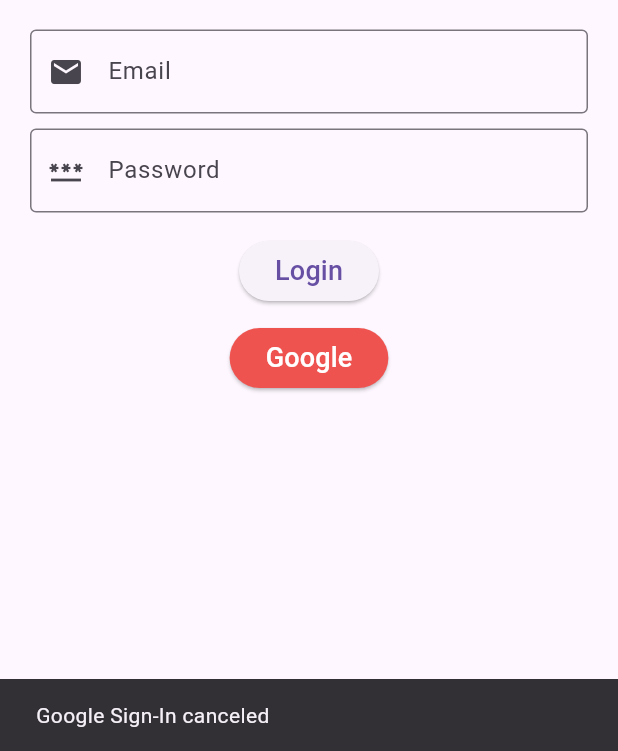
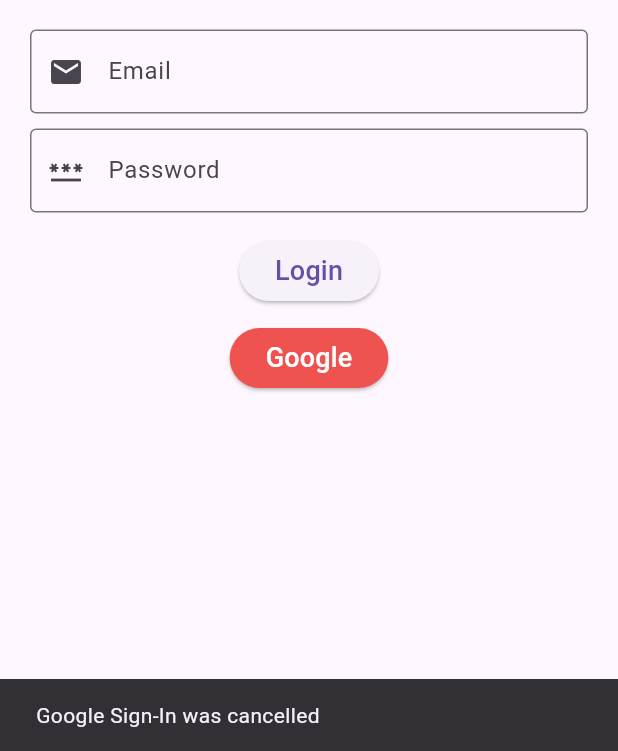
Before and after one commit to Taranymouse/Flutter_Projects, a Flutter app: the screen it shows after launch, after a tap on "Google", on a phone screen of 412 x 824 dp, the part 485-1236 px from its top. Run offline on Flutter 3.47's test engine with Material 3 defaults, Android fonts, the phone set to English and light mode, and no system bars; our stand-ins replace firebase_auth, firebase_core, google_sign_in; accounts and stored records are empty.

Commit message:
ปรับปรุง :แก้หน้า Profile และLogin โดยการใช้Providerเก็บข้อมูล และ ใช้ api เช็ค token และ บันทึกลงdatabase เมื่่อใช้ google login

```diff
--- a/lib/Login/Login.dart
+++ b/lib/Login/Login.dart
@@ -1,7 +1,9 @@
 import 'package:flutter/material.dart';
 import 'package:http/http.dart' as http;
 import 'dart:convert';
-import 'package:demoproject/Login/google_auth.dart';  // นำเข้า AuthService
+import 'package:demoproject/Login/google_auth.dart'; // นำเข้า AuthService
+import 'package:provider/provider.dart';
+import 'user_provider.dart';
 
 class LoginPage extends StatefulWidget {
   const LoginPage({super.key});
@@ -15,7 +17,8 @@ class _LoginPageState extends State<LoginPage> {
   final TextEditingController passwordController = TextEditingController();
 
   Future<List<Map<String, dynamic>>> fetchUsers() async {
-    final response = await http.get(Uri.parse('http://192.168.1.116:8000/users/'));
+    final response =
+        await http.get(Uri.parse('http://192.168.1.116:8000/users/'));
 
     if (response.statusCode == 200) {
       return List<Map<String, dynamic>>.from(jsonDecode(response.body));
@@ -24,48 +27,69 @@ class _LoginPageState extends State<LoginPage> {
     }
   }
 
-  Future<void> login(BuildContext context) async {
-    final email = emailController.text.trim();
-    final password = passwordController.text.trim();
-
-    if (email.isEmpty || password.isEmpty) {
-      ScaffoldMessenger.of(context).showSnackBar(
-        SnackBar(content: Text("กรุณากรอกข้อมูลให้ครบถ้วน")),
-      );
-      return;
-    }
-
-    try {
-      final users = await fetchUsers();
-      final user = users.firstWhere(
-        (user) => user['email'] == email && user['password'] == password,
-        orElse: () => {},
+Future<void> loginWithGoogle(BuildContext context) async {
+  final AuthService _authService = AuthService();
+  try {
+    // ล็อกอินผ่าน Google
+    final user = await _authService.signInWithGoogle();
+    if (user != null) {
+      final token = await user.getIdToken();  // ใช้ getIdToken() เพื่อดึง token
+      print("ID Token: $token");  // พิมพ์ token เพื่อตรวจสอบ
+      final verifyResponse = await http.post(
+        Uri.parse('http://192.168.1.116:8000/verify-token'),
+        headers: {'Content-Type': 'application/json'},
+        body: jsonEncode({'token': token}),
       );
 
-      if (user.isNotEmpty) {
-        ScaffoldMessenger.of(context).showSnackBar(
-          SnackBar(
-              content: Text("Welcome ${user['email']}! Role: ${user['role']}")),
+      if (verifyResponse.statusCode == 200) {
+        final verifyData = jsonDecode(verifyResponse.body);
+        final uid = verifyData['uid'];
+
+        // ส่งข้อมูลไปที่ google-login
+        final googleLoginResponse = await http.post(
+          Uri.parse('http://192.168.1.116:8000/google-login'),
+          headers: {'Content-Type': 'application/json'},
+          body: jsonEncode({
+            'uid': uid,
+            'email': user.email,
+          }),
         );
-        Navigator.pushNamed(
-          context,
-          '/home',
-          arguments: {
-            'email': user['email'],
-            'role': user['role'],
-          },
-        );
+
+        if (googleLoginResponse.statusCode == 200) {
+          final googleLoginData = jsonDecode(googleLoginResponse.body);
+          // ตั้งค่าข้อมูลผู้ใช้ใน UserProvider
+          Provider.of<UserProvider>(context, listen: false).setUser(
+            user.displayName ?? "Anonymous",
+            user.email ?? 'unknown@domain.com',
+            "user",
+          );
+
+          // ไปยังหน้า Home
+          Navigator.pushReplacementNamed(context, '/home');
+        } else {
+          ScaffoldMessenger.of(context).showSnackBar(
+            SnackBar(content: Text("Google login failed")),
+          );
+        }
       } else {
         ScaffoldMessenger.of(context).showSnackBar(
-          SnackBar(content: Text("Invalid email or password")),
+          SnackBar(content: Text("Invalid token")),
         );
       }
-    } catch (e) {
+    } else {
       ScaffoldMessenger.of(context).showSnackBar(
-        SnackBar(content: Text("Error: Unable to connect to server")),
+        SnackBar(content: Text("Google Sign-In was cancelled")),
       );
     }
+  } catch (e) {
+    // แสดง error หากล็อกอินล้มเหลว
+    print("Login Error: $e");
+    ScaffoldMessenger.of(context).showSnackBar(
+      SnackBar(content: Text("Login failed: $e")),
+    );
   }
+}
+
 
   @override
   Widget build(BuildContext context) {
@@ -118,8 +142,48 @@ class _LoginPageState extends State<LoginPage> {
             Center(
               child: Column(
                 children: [
+                  //Login Button
                   ElevatedButton(
-                    onPressed: () => login(context),
+                    onPressed: () async {
+                      final email = emailController.text.trim();
+                      final password = passwordController.text.trim();
+                      if (email.isEmpty || password.isEmpty) {
+                        ScaffoldMessenger.of(context).showSnackBar(
+                          SnackBar(content: Text("กรุณากรอกข้อมูลให้ครบถ้วน")),
+                        );
+                        return;
+                      }
+
+                      try {
+                        final users = await fetchUsers();
+                        final user = users.firstWhere(
+                          (user) => user['email'] == email && user['password'] == password,
+                          orElse: () => {},
+                        );
+
+                        if (user.isNotEmpty) {
+                          ScaffoldMessenger.of(context).showSnackBar(
+                            SnackBar(content: Text("Welcome ${user['email']}! Role: ${user['role']}")),
+                          );
+                          Navigator.pushNamed(
+                            context,
+                            '/home',
+                            arguments: {
+                              'email': user['email'],
+                              'role': user['role'],
+                            },
+                          );
+                        } else {
+                          ScaffoldMessenger.of(context).showSnackBar(
+                            SnackBar(content: Text("Invalid email or password")),
+                          );
+                        }
+                      } catch (e) {
+                        ScaffoldMessenger.of(context).showSnackBar(
+                          SnackBar(content: Text("Error: Unable to connect to server")),
+                        );
+                      }
+                    },
                     child: Text(
                       "Login",
                       style: TextStyle(
@@ -127,37 +191,15 @@ class _LoginPageState extends State<LoginPage> {
                       ),
                     ),
                   ),
+
                   SizedBox(
                     height: 10,
                   ),
+
+                  //Google Sign in Button
                   ElevatedButton(
                     onPressed: () async {
-                      try {
-                        // เรียกใช้งานฟังก์ชัน signInWithGoogle จาก AuthService
-                        final authService = AuthService();
-                        final user = await authService.signInWithGoogle();
-                        if (user != null) {
-                          ScaffoldMessenger.of(context).showSnackBar(
-                            SnackBar(content: Text("Logged in as: ${user.displayName}")),
-                          );
-                          Navigator.pushNamed(
-                            context,
-                            '/home',
-                            arguments: {
-                              'email': user.email,
-                              'role': 'Google User',
-                            },
-                          );
-                        } else {
-                          ScaffoldMessenger.of(context).showSnackBar(
-                            SnackBar(content: Text("Google Sign-In canceled")),
-                          );
-                        }
-                      } catch (e) {
-                        ScaffoldMessenger.of(context).showSnackBar(
-                          SnackBar(content: Text("Error: ${e.toString()}")),
-                        );
-                      }
+                      await loginWithGoogle(context);
                     },
                     style: ElevatedButton.styleFrom(
                       backgroundColor: Colors.red[400],
--- a/lib/Login/google_auth.dart
+++ b/lib/Login/google_auth.dart
@@ -17,6 +17,15 @@ class AuthService {
     final UserCredential userCredential =
         await FirebaseAuth.instance.signInWithCredential(credential);
 
-    return userCredential.user;
+    // หลังจากที่ผู้ใช้ล็อกอินสำเร็จ เราจะดึง idToken โดยการเรียก getIdToken
+    final User? user = userCredential.user;
+    final idToken = await user?.getIdToken();  // ดึง idToken ที่แท้จริง
+
+    if (user != null) {
+      // ส่งคืน user พร้อม idToken
+      return user;
+    } else {
+      return null;
+    }
   }
 }
--- /dev/null
+++ b/lib/Login/user_provider.dart
@@ -0,0 +1,18 @@
+import 'package:flutter/material.dart';
+
+class UserProvider with ChangeNotifier {
+  String _name = 'Anonymouse';
+  String _email = 'No Email';
+  String _role = 'No Role';
+
+  String get name => _name;
+  String get email => _email;
+  String get role => _role;
+
+  void setUser(String name, String email, String role) {
+    _name = name;
+    _email = email;
+    _role = role;
+    notifyListeners();
+  }
+}
--- a/lib/main.dart
+++ b/lib/main.dart
@@ -1,18 +1,26 @@
 import 'package:demoproject/Login/Login.dart';
 import 'package:firebase_core/firebase_core.dart';
 import 'package:flutter/material.dart';
-import 'package:demoproject/Screen/Profile.dart';
+// import 'package:demoproject/Screen/Profile.dart';
 // import 'package:demoproject/Login/LoginExample.dart';
 // import 'package:demoproject/testAPI.dart';
 import 'package:demoproject/Screen/home.dart';
+import 'package:demoproject/Login/user_provider.dart';
+import 'package:provider/provider.dart';
 
 void main() async {
   WidgetsFlutterBinding.ensureInitialized();
   await Firebase.initializeApp();
-  runApp(DemoApp());
+  runApp(
+    MultiProvider(
+      providers: [
+        ChangeNotifierProvider(create: (_) => UserProvider()),
+      ],
+      child: const DemoApp(),
+    ),
+  );
 }
 
-//Custom widget
 class DemoApp extends StatelessWidget {
   const DemoApp({super.key});
 
@@ -23,10 +31,9 @@ class DemoApp extends StatelessWidget {
       theme: ThemeData(
         primarySwatch: Colors.yellow,
       ),
-      // home: Myhomepage(),
       routes: {
         '/': (context) => LoginPage(),
-        '/home': (context) => Myhomepage(), // ลงทะเบียนเส้นทาง
+        '/home': (context) => Myhomepage(),
       },
     );
   }
--- a/pubspec.yaml
+++ b/pubspec.yaml
@@ -39,6 +39,7 @@ dependencies:
   google_sign_in: ^6.2.2
   firebase_core: ^3.10.1
   firebase_auth: ^5.4.1
+  provider: ^6.1.2
 
 dev_dependencies:
   flutter_test:
```
Also changed, not shown: lib/Screen/Profile.dart (+31 -22 lines), lib/Screen/home.dart (+13 -11 lines), pubspec.lock.
